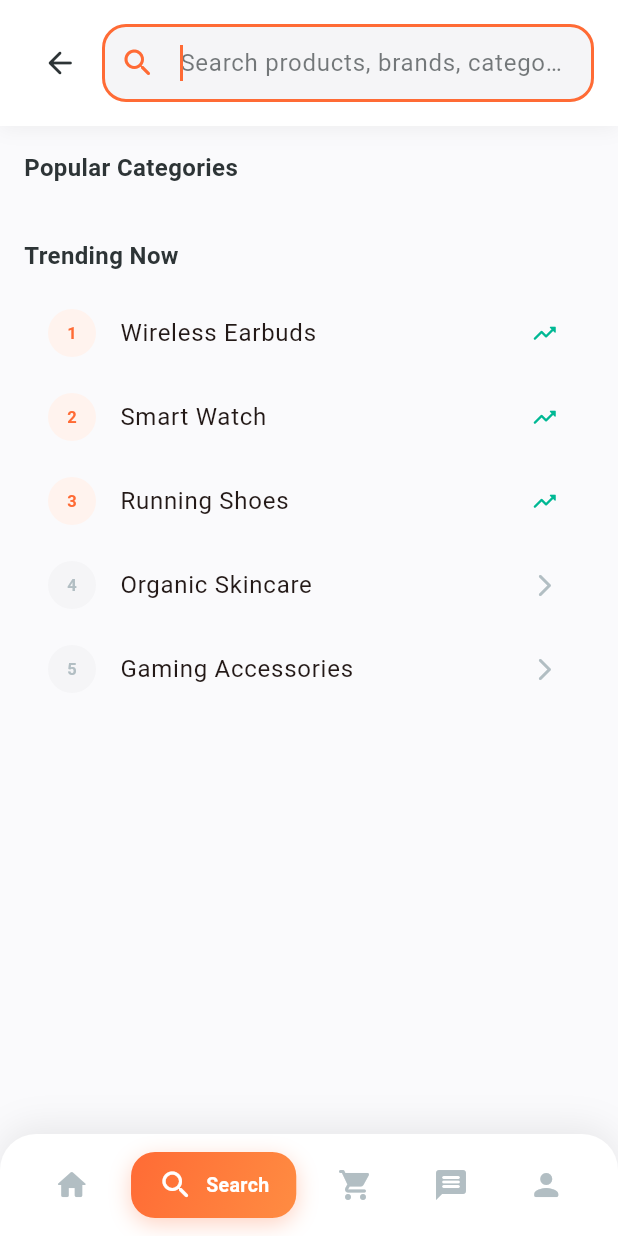
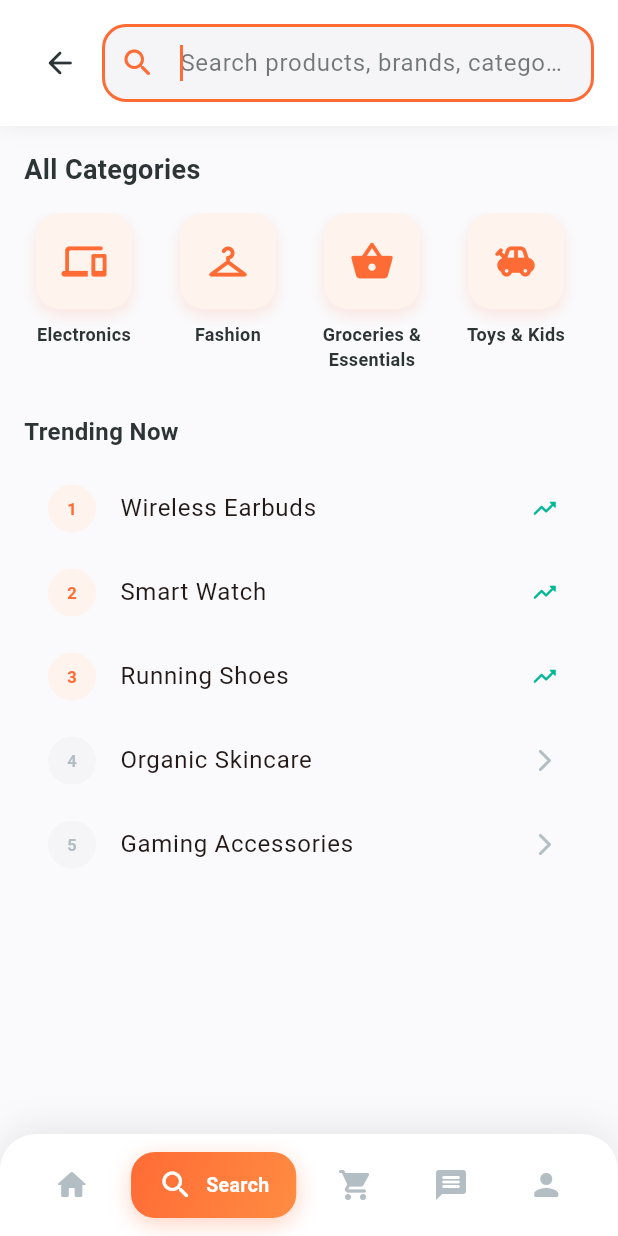
Before and after one commit to smritikhanal/xpress_nepal, a Flutter app: the HomeScreen screen opened directly, item 2 of the bottom bar chosen, on a phone screen of 412 x 824 dp. Run offline on Flutter 3.47's test engine with Material 3 defaults, Android fonts, the light colour scheme and no system bars; our stand-ins replace connectivity_plus, dio, equatable, flutter_riverpod, flutter_secure_storage, hive and 6 more; accounts and stored records are empty; network calls fail.

Commit message:
refactor: update home screens and repository

```diff
--- a/lib/features/home/data/repositories/home_content_repository.dart
+++ b/lib/features/home/data/repositories/home_content_repository.dart
@@ -112,13 +112,22 @@ class HomeContentRepository {
   ];
 
   static const List<Map<String, dynamic>> _baseCategories = [
+    {'name': 'Electronics', 'icon': 'devices_rounded', 'items': 856},
     {'name': 'Fashion', 'icon': 'checkroom_rounded', 'items': 1234},
-    {'name': 'Electronics', 'icon': 'devices_rounded', 'items': 856},
-    {'name': 'Home', 'icon': 'home_rounded', 'items': 654},
-    {'name': 'Sports', 'icon': 'sports_basketball_rounded', 'items': 432},
-    {'name': 'Beauty', 'icon': 'face_rounded', 'items': 567},
-    {'name': 'Books', 'icon': 'menu_book_rounded', 'items': 890},
-    {'name': 'Toys', 'icon': 'toys_rounded', 'items': 321},
-    {'name': 'More', 'icon': 'more_horiz_rounded', 'items': 0},
+    {
+      'name': 'Groceries & Essentials',
+      'icon': 'shopping_basket_rounded',
+      'items': 1540,
+    },
+    {'name': 'Toys & Kids', 'icon': 'toys_rounded', 'items': 654},
+    {'name': 'Jewelry & Watches', 'icon': 'watch_rounded', 'items': 432},
+    {'name': 'Beauty & Health', 'icon': 'face_rounded', 'items': 567},
+    {'name': 'Automotive', 'icon': 'directions_car_rounded', 'items': 389},
+    {
+      'name': 'Sports & Fitness',
+      'icon': 'sports_basketball_rounded',
+      'items': 512,
+    },
+    {'name': 'Books & Media', 'icon': 'menu_book_rounded', 'items': 890},
   ];
 }
--- a/lib/features/home/presentation/pages/customer_search_screen.dart
+++ b/lib/features/home/presentation/pages/customer_search_screen.dart
@@ -2,6 +2,7 @@ import 'package:flutter/material.dart';
 import 'package:xpress_nepal/app/theme/app_colors.dart';
 import 'package:xpress_nepal/features/cart/presentation/provider/cart_provider.dart';
 import 'package:xpress_nepal/features/category/presentation/providers/category_provider.dart';
+import 'package:xpress_nepal/features/home/presentation/providers/home_content_provider.dart';
 import 'package:xpress_nepal/features/home/presentation/providers/wishlist_provider.dart';
 import 'package:xpress_nepal/features/product/presentation/providers/product_provider.dart';
 import 'package:xpress_nepal/features/product/presentation/state/product_state.dart';
@@ -126,17 +127,25 @@ class _CustomerSearchScreenState extends State<CustomerSearchScreen> {
 
     String? categoryId;
 
+    // Try exact match first
     for (final category in categories) {
       if (category.name.toLowerCase() == trimmed.toLowerCase()) {
         categoryId = category.id;
+        debugPrint(
+          '✅ Found exact category match: ${category.name} (ID: $categoryId)',
+        );
         break;
       }
     }
 
+    // Try partial match if exact not found
     if (categoryId == null) {
       for (final category in categories) {
         if (category.name.toLowerCase().contains(trimmed.toLowerCase())) {
           categoryId = category.id;
+          debugPrint(
+            '✅ Found partial category match: ${category.name} (ID: $categoryId)',
+          );
           break;
         }
       }
@@ -144,8 +153,16 @@ class _CustomerSearchScreenState extends State<CustomerSearchScreen> {
 
     // If categories not loaded yet, store as pending and retry after load
     if (categoryId == null && categories.isEmpty) {
+      debugPrint('⏳ Categories not loaded yet, storing as pending: $trimmed');
       _pendingCategoryName = trimmed;
       return;
+    }
+
+    if (categoryId == null) {
+      debugPrint('❌ No category found for: $trimmed');
+      debugPrint(
+        'Available categories: ${categories.map((c) => c.name).join(', ')}',
+      );
     }
 
     setState(() {
@@ -155,6 +172,7 @@ class _CustomerSearchScreenState extends State<CustomerSearchScreen> {
       _hasSearched = true;
     });
 
+    debugPrint('🔍 Loading products for category: $trimmed (ID: $categoryId)');
     _productViewModel.loadProducts(
       categoryId: categoryId,
       search: categoryId == null ? trimmed : null,
@@ -183,36 +201,33 @@ class _CustomerSearchScreenState extends State<CustomerSearchScreen> {
     super.dispose();
   }
 
-  IconData _resolveCategoryIcon(String name) {
-    final lower = name.toLowerCase();
-    if (lower.contains('fashion') || lower.contains('cloth')) {
+  IconData _resolveCategoryIcon(String? iconName) {
+    switch (iconName) {
+      case 'checkroom_rounded':
         return Icons.checkroom_rounded;
-    } else if (lower.contains('electronic') ||
-        lower.contains('device') ||
-        lower.contains('tech')) {
+      case 'devices_rounded':
         return Icons.devices_rounded;
-    } else if (lower.contains('home') ||
-        lower.contains('garden') ||
-        lower.contains('furniture')) {
+      case 'home_rounded':
         return Icons.home_rounded;
-    } else if (lower.contains('sport') || lower.contains('fitness')) {
+      case 'shopping_basket_rounded':
+        return Icons.shopping_basket_rounded;
+      case 'watch_rounded':
+        return Icons.watch_rounded;
+      case 'directions_car_rounded':
+        return Icons.directions_car_rounded;
+      case 'sports_basketball_rounded':
         return Icons.sports_basketball_rounded;
-    } else if (lower.contains('beauty') ||
-        lower.contains('skin') ||
-        lower.contains('cosmetic')) {
+      case 'face_rounded':
         return Icons.face_rounded;
-    } else if (lower.contains('book') || lower.contains('education')) {
+      case 'menu_book_rounded':
         return Icons.menu_book_rounded;
-    } else if (lower.contains('toy') ||
-        lower.contains('kid') ||
-        lower.contains('child')) {
+      case 'toys_rounded':
         return Icons.toys_rounded;
-    } else if (lower.contains('food') || lower.contains('grocery')) {
-      return Icons.local_grocery_store_rounded;
-    } else if (lower.contains('health') || lower.contains('medical')) {
-      return Icons.health_and_safety_rounded;
+      case 'more_horiz_rounded':
+        return Icons.more_horiz_rounded;
+      default:
+        return Icons.category_rounded;
     }
-    return Icons.category_rounded;
   }
 
   @override
@@ -388,82 +403,93 @@ class _CustomerSearchScreenState extends State<CustomerSearchScreen> {
       child: Column(
         crossAxisAlignment: CrossAxisAlignment.start,
         children: [
-          // Popular Categories — filtered to only those with products
+          // All Categories — horizontal scroll with icons
           const Text(
-            'Popular Categories',
-            style: TextStyle(fontSize: 16, fontWeight: FontWeight.bold),
+            'All Categories',
+            style: TextStyle(
+              fontSize: 18,
+              fontWeight: FontWeight.bold,
+              color: AppColors.textPrimary,
             ),
-          const SizedBox(height: 12),
-          Builder(
-            builder: (context) {
-              final allCategories = _categoryViewModel.categories;
-              final products = _productViewModel.state.products;
+          ),
+          const SizedBox(height: 16),
+          Consumer<HomeContentProvider>(
+            builder: (context, homeProvider, _) {
+              final allCategories = homeProvider.categories;
 
-              // Build set of active category names from loaded products
-              final activeCategoryNames = products
-                  .where(
-                    (p) => p.categoryName != null && p.categoryName!.isNotEmpty,
-                  )
-                  .map((p) => p.categoryName!.toLowerCase().trim())
-                  .toSet();
-
-              // Filter to categories that have products (show all if products not loaded yet)
-              final visibleCategories = products.isEmpty
-                  ? allCategories
-                  : allCategories.where((cat) {
-                      return activeCategoryNames.contains(
-                        cat.name.toLowerCase().trim(),
-                      );
-                    }).toList();
-
-              if (_categoryViewModel.isLoading && allCategories.isEmpty) {
+              if (homeProvider.isLoading && allCategories.isEmpty) {
                 return const SizedBox(
-                  height: 60,
+                  height: 100,
                   child: Center(child: CircularProgressIndicator()),
                 );
               }
 
-              if (visibleCategories.isEmpty) {
+              if (allCategories.isEmpty) {
                 return const SizedBox.shrink();
               }
 
-              return Wrap(
-                spacing: 8,
-                runSpacing: 8,
-                children: visibleCategories.map((category) {
-                  return GestureDetector(
-                    onTap: () => _searchByCategoryName(category.name),
-                    child: Container(
-                      padding: const EdgeInsets.symmetric(
-                        horizontal: 14,
-                        vertical: 9,
+              return SizedBox(
+                height: 110,
+                child: ListView.builder(
+                  scrollDirection: Axis.horizontal,
+                  itemCount: allCategories.length,
+                  itemBuilder: (context, index) {
+                    final category = allCategories[index];
+                    final categoryName = category['name'] as String? ?? '';
+                    final categoryIcon = category['icon'] as String?;
+
+                    return Padding(
+                      padding: EdgeInsets.only(
+                        right: index < allCategories.length - 1 ? 16 : 0,
                       ),
+                      child: GestureDetector(
+                        onTap: () => _searchByCategoryName(categoryName),
+                        child: SizedBox(
+                          width: 80,
+                          child: Column(
+                            mainAxisSize: MainAxisSize.min,
+                            children: [
+                              Container(
+                                width: 64,
+                                height: 64,
                                 decoration: BoxDecoration(
                                   color: AppColors.primaryLight,
-                        borderRadius: BorderRadius.circular(24),
+                                  borderRadius: BorderRadius.circular(16),
+                                  boxShadow: [
+                                    BoxShadow(
+                                      color: AppColors.primary.withValues(
+                                        alpha: 0.15,
                                       ),
-                      child: Row(
-                        mainAxisSize: MainAxisSize.min,
-                        children: [
-                          Icon(
-                            _resolveCategoryIcon(category.name),
-                            size: 16,
+                                      blurRadius: 8,
+                                      offset: const Offset(0, 4),
+                                    ),
+                                  ],
+                                ),
+                                child: Icon(
+                                  _resolveCategoryIcon(categoryIcon),
                                   color: AppColors.primary,
+                                  size: 30,
                                 ),
-                          const SizedBox(width: 6),
+                              ),
+                              const SizedBox(height: 8),
                               Text(
-                            category.name,
+                                categoryName,
+                                textAlign: TextAlign.center,
+                                maxLines: 2,
+                                overflow: TextOverflow.ellipsis,
                                 style: const TextStyle(
-                              fontSize: 13,
-                              fontWeight: FontWeight.w500,
-                              color: AppColors.primary,
+                                  fontSize: 12,
+                                  fontWeight: FontWeight.w600,
+                                  color: AppColors.textPrimary,
                                 ),
                               ),
                             ],
                           ),
                         ),
+                      ),
                     );
-                }).toList(),
+                  },
+                ),
               );
             },
           ),
@@ -473,7 +499,11 @@ class _CustomerSearchScreenState extends State<CustomerSearchScreen> {
           // Trending Searches
           const Text(
             'Trending Now',
-            style: TextStyle(fontSize: 16, fontWeight: FontWeight.bold),
+            style: TextStyle(
+              fontSize: 16,
+              fontWeight: FontWeight.bold,
+              color: AppColors.textPrimary,
+            ),
           ),
           const SizedBox(height: 12),
           ...List.generate(5, (index) {
--- a/lib/features/home/presentation/pages/home_screen.dart
+++ b/lib/features/home/presentation/pages/home_screen.dart
@@ -4,6 +4,7 @@ import 'package:flutter/material.dart';
 import 'package:provider/provider.dart';
 import 'package:sensors_plus/sensors_plus.dart';
 import 'package:xpress_nepal/app/theme/app_colors.dart';
+import 'package:xpress_nepal/core/api/api_endpoints.dart';
 import 'package:xpress_nepal/features/home/presentation/providers/home_content_provider.dart';
 import 'package:xpress_nepal/widgets/home_app_bar.dart';
 import 'package:xpress_nepal/widgets/promo_banner.dart';
@@ -20,8 +21,6 @@ import 'package:xpress_nepal/features/home/presentation/pages/customer_search_sc
 import 'package:xpress_nepal/features/product/presentation/providers/product_provider.dart';
 import '../../../../features/cart/cart.dart';
 import '../../../../features/cart/presentation/provider/cart_provider.dart';
-import '../../../../features/messages/presentation/pages/messages_page.dart';
-import '../../../../features/messages/presentation/providers/message_provider.dart';
 import 'package:xpress_nepal/features/auth/presentation/providers/auth_provider.dart';
 
 class HomeScreen extends StatefulWidget {
@@ -135,6 +134,15 @@ class _HomeScreenState extends State<HomeScreen> {
       );
   }
 
+  void _onTabChanged(int index) {
+    setState(() => _selectedIndex = index);
+
+    // When returning to home tab, reload all products without filters
+    if (index == 0) {
+      ProductProvider.instance.productViewModel.loadProducts(refresh: true);
+    }
+  }
+
   @override
   Widget build(BuildContext context) {
     final isTablet = MediaQuery.of(context).size.width >= 650;
@@ -145,15 +153,11 @@ class _HomeScreenState extends State<HomeScreen> {
           ? HomeAppBar(onSearchTap: () => setState(() => _selectedIndex = 1))
           : null,
       body: _buildBody(),
-      bottomNavigationBar: ListenableBuilder(
-        listenable: MessageProvider.instance.viewModel,
-        builder: (context, _) => HomeBottomNav(
+      bottomNavigationBar: HomeBottomNav(
         selectedIndex: _selectedIndex,
-          onTap: (index) => setState(() => _selectedIndex = index),
+        onTap: _onTabChanged,
         isTablet: isTablet,
         cartItemCount: CartProvider.instance.state.items.length,
-          unreadMessageCount: MessageProvider.instance.viewModel.unreadCount,
-        ),
       ),
     );
   }
@@ -295,13 +299,36 @@ class _HomeScreenState extends State<HomeScreen> {
                         width: 2,
                       ),
                     ),
-                    child: Center(
+                    child: ClipOval(
+                      child: user?.image != null
+                          ? Image.network(
+                              '${ApiEndpoints.baseUrl.replaceAll('/api', '')}/${user!.image}',
+                              fit: BoxFit.cover,
+                              errorBuilder: (context, error, stackTrace) {
+                                return Center(
                                   child: Text(
-                        firstName.isNotEmpty ? firstName[0].toUpperCase() : '?',
+                                    firstName.isNotEmpty
+                                        ? firstName[0].toUpperCase()
+                                        : '?',
                                     style: TextStyle(
                                       color: Colors.white,
                                       fontSize: isTablet ? 22 : 20,
                                       fontWeight: FontWeight.w800,
+                                    ),
+                                  ),
+                                );
+                              },
+                            )
+                          : Center(
+                              child: Text(
+                                firstName.isNotEmpty
+                                    ? firstName[0].toUpperCase()
+                                    : '?',
+                                style: TextStyle(
+                                  color: Colors.white,
+                                  fontSize: isTablet ? 22 : 20,
+                                  fontWeight: FontWeight.w800,
+                                ),
                               ),
                             ),
                     ),
@@ -324,8 +351,6 @@ class _HomeScreenState extends State<HomeScreen> {
       case 2:
         return const CartPage();
       case 3:
-        return const MessagesPage();
-      case 4:
         return const CustomerProfileScreen();
       default:
         return _buildHomeContent();
```
Also changed, not shown: lib/features/home/presentation/pages/customer_profile_screen.dart (+45 -5 lines). Lines whose indentation alone changed are shown as unchanged.
